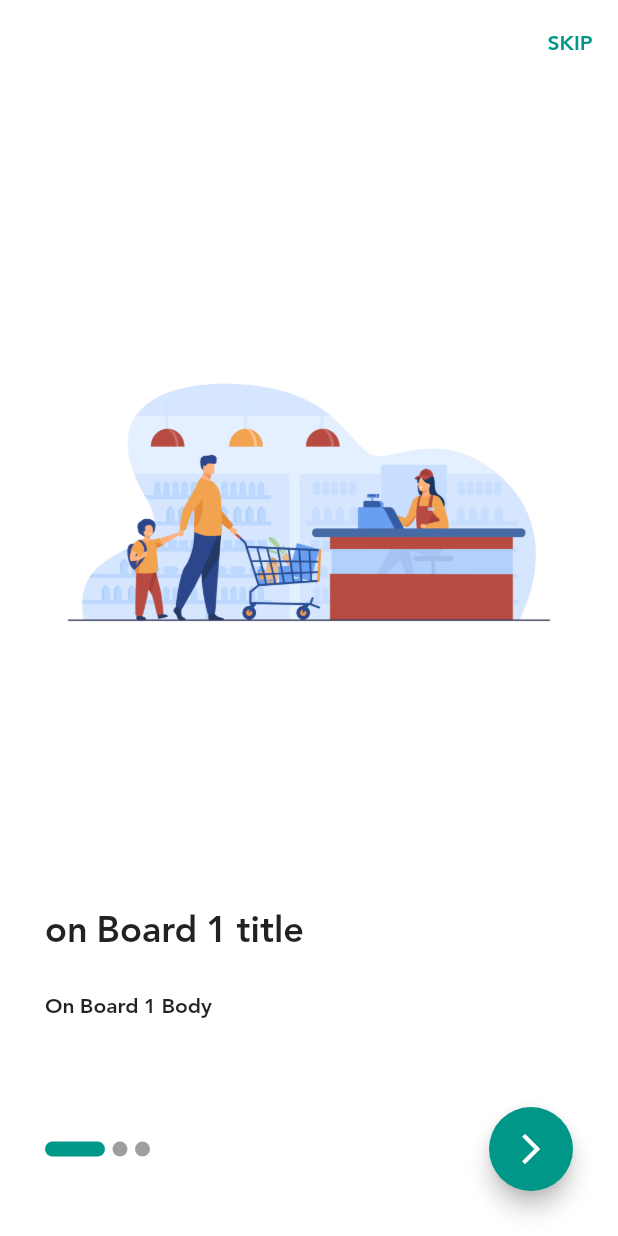
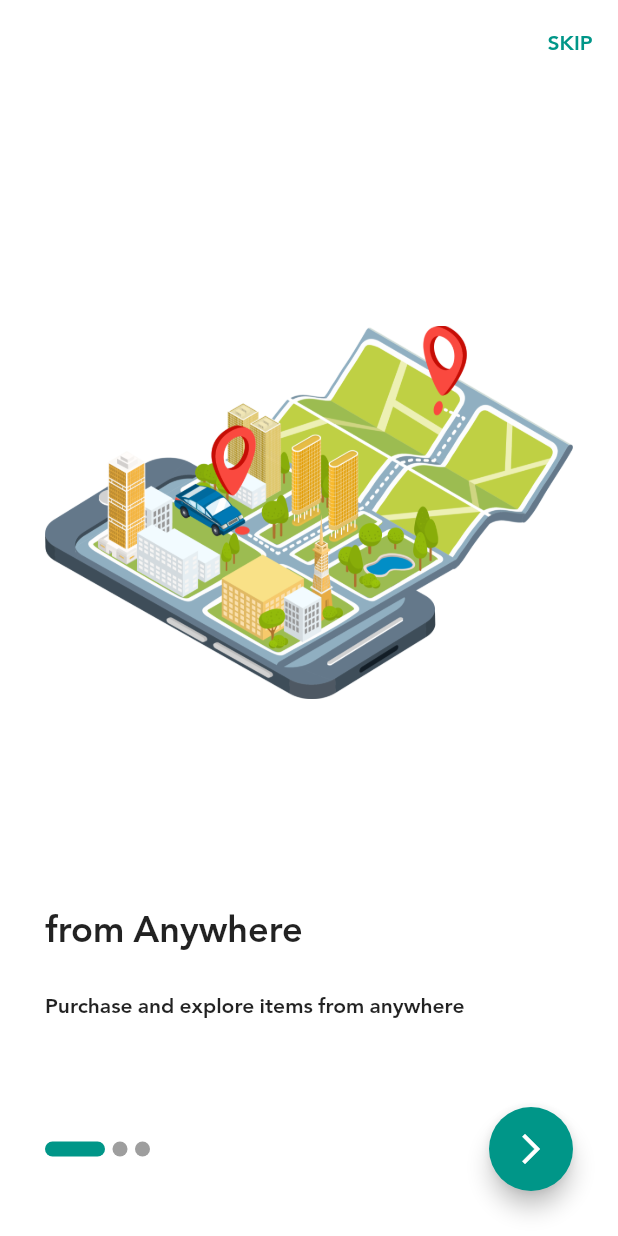
Before and after one commit to Ahmeddsanad/Flutter_Projects_for_beginners, a Flutter app: the screen it shows after launch, on a phone screen of 412 x 824 dp. Run offline on Flutter 3.47's test engine with Material 2 defaults, Android fonts, the phone set to English and light mode, and no system bars; drawn by our look-alikes of smooth_page_indicator; our stand-ins replace bloc, carousel_slider, conditional_builder_null_safety, dio, flutter_bloc, fluttertoast and 4 more; accounts and stored records are empty.

Commit message:
beginning with flutter

```diff
--- a/lib/modules/shop_app/on_boarding/on_boarding_screen.dart
+++ b/lib/modules/shop_app/on_boarding/on_boarding_screen.dart
@@ -35,19 +35,19 @@ class _OnBoardingScreenState extends State<OnBoardingScreen> {
   List<BoardingModel> boarding =
   [
     BoardingModel(
-        image: 'assets/images/onboard_1.jpg',
-        body: 'On Board 1 Body',
-        title: 'on Board 1 title'
+        image: 'assets/images/onboard1.png',
+        body: 'Purchase and explore items from anywhere',
+        title: 'from Anywhere'
     ),
     BoardingModel(
-        image: 'assets/images/onboard_1.jpg',
-        body: 'On Board 2 Body',
-        title: 'on Board 2 title'
+        image: 'assets/images/onboard2.png',
+        body: 'Hurry up right now until its too late',
+        title: 'Get our Updated Products'
     ),
     BoardingModel(
-        image: 'assets/images/onboard_1.jpg',
-        body: 'On Board 3 Body',
-        title: 'on Board 3 title'
+        image: 'assets/images/onboard3.png',
+        body: 'Register to get our hot offers',
+        title: 'Get an account to discover'
     ),
   ];
 
--- a/lib/modules/shop_app/register/shop_register_screen.dart
+++ b/lib/modules/shop_app/register/shop_register_screen.dart
@@ -29,7 +29,7 @@ class RegisterShopScreen extends StatelessWidget {
       {
         if(state is ShopRegisterSuccessState)
         {
-
+          ShopAppCubit()..getHomeData()..getCategories()..getFavorites()..getAllUserData()..UpdateUserData;
           if(state.loginModel.status!)
           {
             print(state.loginModel.message);
@@ -68,7 +68,7 @@ class RegisterShopScreen extends StatelessWidget {
           appBar: AppBar(),
           body: Center(
             child: SingleChildScrollView(
-              physics: BouncingScrollPhysics(),
+              physics: const BouncingScrollPhysics(),
               child: Padding(
                 padding: const EdgeInsets.all(20.0),
                 child: Form(
--- a/lib/modules/shop_app/search/search_screen.dart
+++ b/lib/modules/shop_app/search/search_screen.dart
@@ -47,7 +47,10 @@ class SearchShopScreen extends StatelessWidget {
                       height: 10,
                     ),
                     if(state is ShopAppLoadingSearchState)
-                    const LinearProgressIndicator(),
+                    const Padding(
+                      padding:  EdgeInsets.all(10.0),
+                      child: LinearProgressIndicator(),
+                    ),
                     const SizedBox(
                       height: 10,
                     ),
```
Also changed, not shown: assets/images/onboard1.png (added), assets/images/onboard2.png (added), assets/images/onboard3.png (added).
